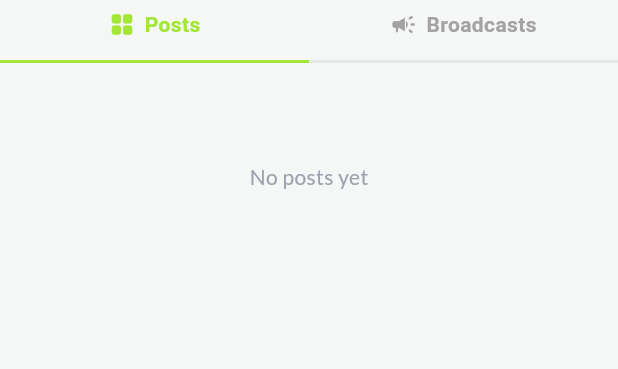
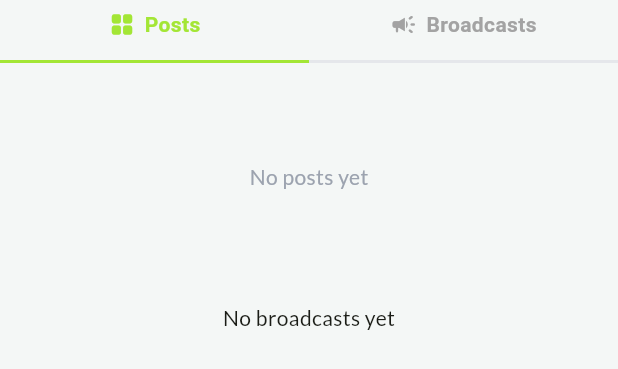
Before and after one commit to E1PBP/movezz_mobile, a Flutter app: the ProfileTabs widget shown alone on an empty page, opened directly with empty values, on a phone screen of 412 x 824 dp. Shown: the top 369 px of the screen. Run offline on Flutter 3.47's test engine with Material 3 defaults, Android fonts, the phone set to English and light mode, and no system bars; our stand-ins replace concentric_transition, flutter_svg, google_fonts, image_picker, nb_utils, salomon_bottom_bar; missing offline and left inert: pbp_django_auth; accounts and stored records are empty; network calls fail; project files that could hold a hidden picture were left out.

Commit message:
feat: tampilan grids untuk broadcast

```diff
--- a/lib/features/profile/presentation/controllers/profile_controller.dart
+++ b/lib/features/profile/presentation/controllers/profile_controller.dart
@@ -6,18 +6,20 @@ import '../../data/models/post_model.dart';
 import '../../data/models/comment_model.dart';
 import 'package:movezz_mobile/core/config/env.dart';
 import 'package:image_picker/image_picker.dart';
-
+import 'package:movezz_mobile/features/broadcast/data/models/broadcast_model.dart';
+import 'dart:convert';
 
 class ProfileController extends ChangeNotifier {
   final ProfileRepository repository;
 
   ProfileController(this.repository);
-
   ProfileEntry? profile;
   bool isLoading = false;
   String? errorMessage;
   bool isLoadingPosts = false;
   PostEntry? postsEntry;
+  List<EventModel> broadcasts = [];
+  bool isLoadingBroadcasts = false;
 
   Future<void> loadProfile(String username) async {
     if (username.isEmpty) return;
@@ -52,6 +54,28 @@ class ProfileController extends ChangeNotifier {
       if (kDebugMode) print("Error loading posts: $e");
     }
     isLoadingPosts = false;
+    notifyListeners();
+  }
+
+  Future<void> loadUserBroadcasts(String username) async {
+    isLoadingBroadcasts = true;
+    notifyListeners();
+
+    try {
+      final url = Env.api('/broadcast/api/u/$username/broadcasts/');
+      final response = await http.get(Uri.parse(url));
+
+      if (response.statusCode == 200) {
+        final data = jsonDecode(response.body);
+        broadcasts = (data['broadcasts'] as List)
+            .map((e) => EventModel.fromJson(e))
+            .toList();
+      }
+    } catch (e) {
+      if (kDebugMode) print("Error loading broadcasts: $e");
+    }
+
+    isLoadingBroadcasts = false;
     notifyListeners();
   }
 
@@ -179,8 +203,8 @@ class ProfileController extends ChangeNotifier {
       if (kDebugMode) print("Error updating profile: $e");
       errorMessage = e.toString();
       isLoading = false;
-    notifyListeners();
-    return false;
+      notifyListeners();
+      return false;
     }
   }
 }
--- a/lib/features/profile/presentation/pages/profile_page.dart
+++ b/lib/features/profile/presentation/pages/profile_page.dart
@@ -48,7 +48,7 @@ class _ProfilePageState extends State<ProfilePage> {
       if (targetUsername.isNotEmpty) {
         profileController.loadProfile(targetUsername);
         profileController.loadUserPosts(targetUsername);
-
+        profileController.loadUserBroadcasts(targetUsername);
       }
     });
   }
--- a/lib/features/profile/presentation/widgets/profile_tabs.dart
+++ b/lib/features/profile/presentation/widgets/profile_tabs.dart
@@ -1,4 +1,5 @@
 import 'package:flutter/material.dart';
+import 'package:movezz_mobile/features/broadcast/presentation/widgets/broadcast_widget.dart';
 import 'package:provider/provider.dart';
 import '../controllers/profile_controller.dart';
 import '../../../../core/theme/app_theme.dart';
@@ -81,9 +82,36 @@ class _ProfileTabsState extends State<ProfileTabs> {
 
               return _buildPostsGrid(context, posts, controller.profile);
             } else {
-
               return _buildEmptyState('No broadcasts yet');
             }
+          },
+        ),
+
+        Consumer<ProfileController>(
+          builder: (context, controller, _) {
+            if (controller.isLoadingBroadcasts) {
+              return const Padding(
+                padding: EdgeInsets.all(24),
+                child: Center(child: CircularProgressIndicator()),
+              );
+            }
+
+            if (controller.broadcasts.isEmpty) {
+              return const Padding(
+                padding: EdgeInsets.all(24),
+                child: Center(child: Text("No broadcasts yet")),
+              );
+            }
+
+            return ListView.builder(
+              shrinkWrap: true,
+              physics: const NeverScrollableScrollPhysics(),
+              itemCount: controller.broadcasts.length,
+              itemBuilder: (context, index) {
+                final event = controller.broadcasts[index];
+                return EventCard(event: event);
+              },
+            );
           },
         ),
       ],
```
Also changed, not shown: pubspec.lock.
